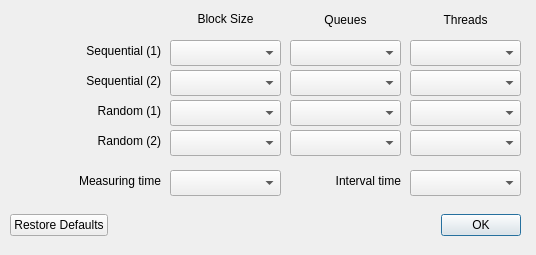
Qt form src/settings.ui (JonMagon/KDiskMark) before a commit.
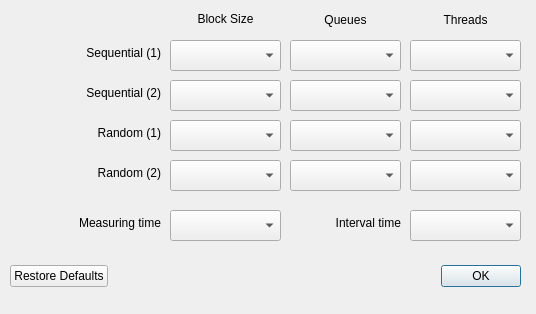
The same form after that commit.

The edit to the form file:
```diff
--- a/src/settings.ui
+++ b/src/settings.ui
@@ -7,7 +7,7 @@
     <x>0</x>
     <y>0</y>
     <width>536</width>
-    <height>255</height>
+    <height>314</height>
    </rect>
   </property>
   <property name="windowTitle">
@@ -22,7 +22,7 @@
      <x>10</x>
      <y>40</y>
      <width>151</width>
-     <height>21</height>
+     <height>26</height>
     </rect>
    </property>
    <property name="text">
@@ -38,7 +38,7 @@
      <x>170</x>
      <y>40</y>
      <width>111</width>
-     <height>26</height>
+     <height>31</height>
     </rect>
    </property>
   </widget>
@@ -48,7 +48,7 @@
      <x>290</x>
      <y>40</y>
      <width>111</width>
-     <height>26</height>
+     <height>31</height>
     </rect>
    </property>
   </widget>
@@ -58,7 +58,7 @@
      <x>410</x>
      <y>40</y>
      <width>111</width>
-     <height>26</height>
+     <height>31</height>
     </rect>
    </property>
   </widget>
@@ -66,9 +66,9 @@
    <property name="geometry">
     <rect>
      <x>170</x>
-     <y>70</y>
+     <y>80</y>
      <width>111</width>
-     <height>26</height>
+     <height>31</height>
     </rect>
    </property>
   </widget>
@@ -76,9 +76,9 @@
    <property name="geometry">
     <rect>
      <x>10</x>
-     <y>70</y>
+     <y>80</y>
      <width>151</width>
-     <height>21</height>
+     <height>26</height>
     </rect>
    </property>
    <property name="text">
@@ -92,9 +92,9 @@
    <property name="geometry">
     <rect>
      <x>410</x>
-     <y>70</y>
+     <y>80</y>
      <width>111</width>
-     <height>26</height>
+     <height>31</height>
     </rect>
    </property>
   </widget>
@@ -102,9 +102,9 @@
    <property name="geometry">
     <rect>
      <x>290</x>
-     <y>70</y>
+     <y>80</y>
      <width>111</width>
-     <height>26</height>
+     <height>31</height>
     </rect>
    </property>
   </widget>
@@ -112,9 +112,9 @@
    <property name="geometry">
     <rect>
      <x>410</x>
-     <y>100</y>
+     <y>120</y>
      <width>111</width>
-     <height>26</height>
+     <height>31</height>
     </rect>
    </property>
   </widget>
@@ -122,9 +122,9 @@
    <property name="geometry">
     <rect>
      <x>170</x>
-     <y>100</y>
+     <y>120</y>
      <width>111</width>
-     <height>26</height>
+     <height>31</height>
     </rect>
    </property>
   </widget>
@@ -132,9 +132,9 @@
    <property name="geometry">
     <rect>
      <x>290</x>
-     <y>100</y>
+     <y>120</y>
      <width>111</width>
-     <height>26</height>
+     <height>31</height>
     </rect>
    </property>
   </widget>
@@ -142,9 +142,9 @@
    <property name="geometry">
     <rect>
      <x>10</x>
-     <y>100</y>
+     <y>120</y>
      <width>151</width>
-     <height>21</height>
+     <height>26</height>
     </rect>
    </property>
    <property name="text">
@@ -158,9 +158,9 @@
    <property name="geometry">
     <rect>
      <x>10</x>
-     <y>130</y>
+     <y>160</y>
      <width>151</width>
-     <height>21</height>
+     <height>26</height>
     </rect>
    </property>
    <property name="text">
@@ -174,9 +174,9 @@
    <property name="geometry">
     <rect>
      <x>290</x>
-     <y>130</y>
+     <y>160</y>
      <width>111</width>
-     <height>26</height>
+     <height>31</height>
     </rect>
    </property>
   </widget>
@@ -184,9 +184,9 @@
    <property name="geometry">
     <rect>
      <x>410</x>
-     <y>130</y>
+     <y>160</y>
      <width>111</width>
-     <height>26</height>
+     <height>31</height>
     </rect>
    </property>
   </widget>
@@ -194,9 +194,9 @@
    <property name="geometry">
     <rect>
      <x>170</x>
-     <y>130</y>
+     <y>160</y>
      <width>111</width>
-     <height>26</height>
+     <height>31</height>
     </rect>
    </property>
   </widget>
@@ -252,14 +252,20 @@
    <property name="geometry">
     <rect>
      <x>10</x>
-     <y>210</y>
+     <y>260</y>
      <width>511</width>
-     <height>31</height>
+     <height>33</height>
     </rect>
    </property>
    <layout class="QVBoxLayout" name="verticalLayout">
     <item>
      <widget class="QDialogButtonBox" name="buttonBox">
+      <property name="minimumSize">
+       <size>
+        <width>0</width>
+        <height>31</height>
+       </size>
+      </property>
       <property name="standardButtons">
        <set>QDialogButtonBox::Ok|QDialogButtonBox::RestoreDefaults</set>
       </property>
@@ -271,9 +277,9 @@
    <property name="geometry">
     <rect>
      <x>10</x>
-     <y>170</y>
+     <y>210</y>
      <width>151</width>
-     <height>21</height>
+     <height>26</height>
     </rect>
    </property>
    <property name="text">
@@ -287,19 +293,25 @@
    <property name="geometry">
     <rect>
      <x>170</x>
-     <y>170</y>
+     <y>210</y>
      <width>111</width>
-     <height>26</height>
+     <height>31</height>
     </rect>
    </property>
+   <property name="minimumSize">
+    <size>
+     <width>0</width>
+     <height>0</height>
+    </size>
+   </property>
   </widget>
   <widget class="QLabel" name="label_9">
    <property name="geometry">
     <rect>
      <x>290</x>
-     <y>170</y>
+     <y>210</y>
      <width>111</width>
-     <height>21</height>
+     <height>26</height>
     </rect>
    </property>
    <property name="text">
@@ -313,9 +325,9 @@
    <property name="geometry">
     <rect>
      <x>410</x>
-     <y>170</y>
+     <y>210</y>
      <width>111</width>
-     <height>26</height>
+     <height>31</height>
     </rect>
    </property>
   </widget>
```
